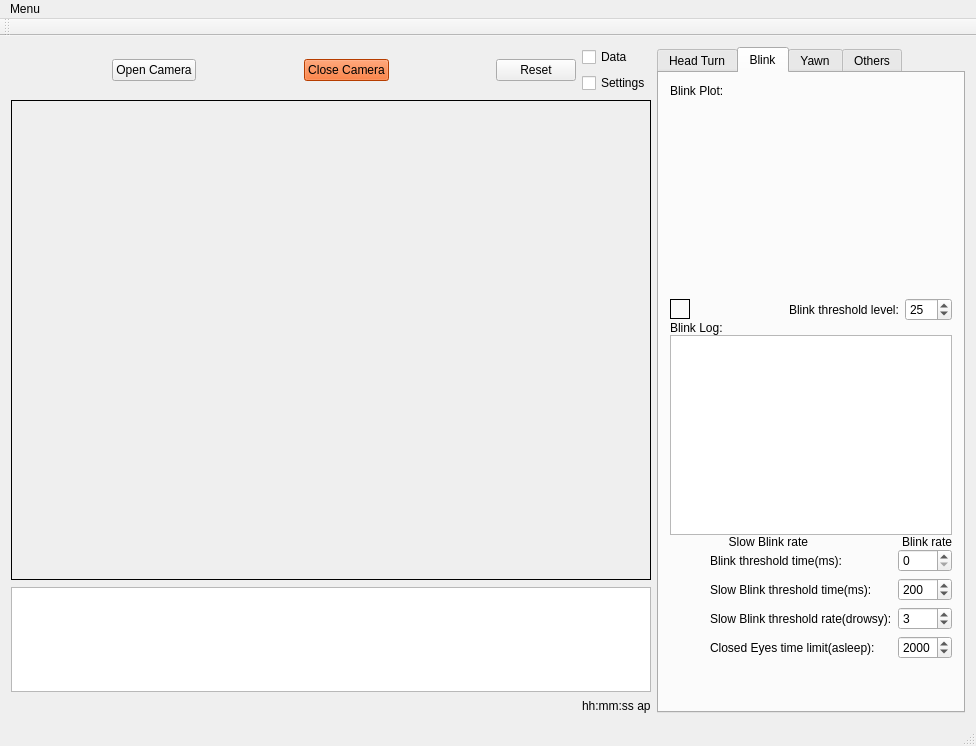
Old version of the form mainwindow.ui in the repository image-amazing/DriverMonitor.
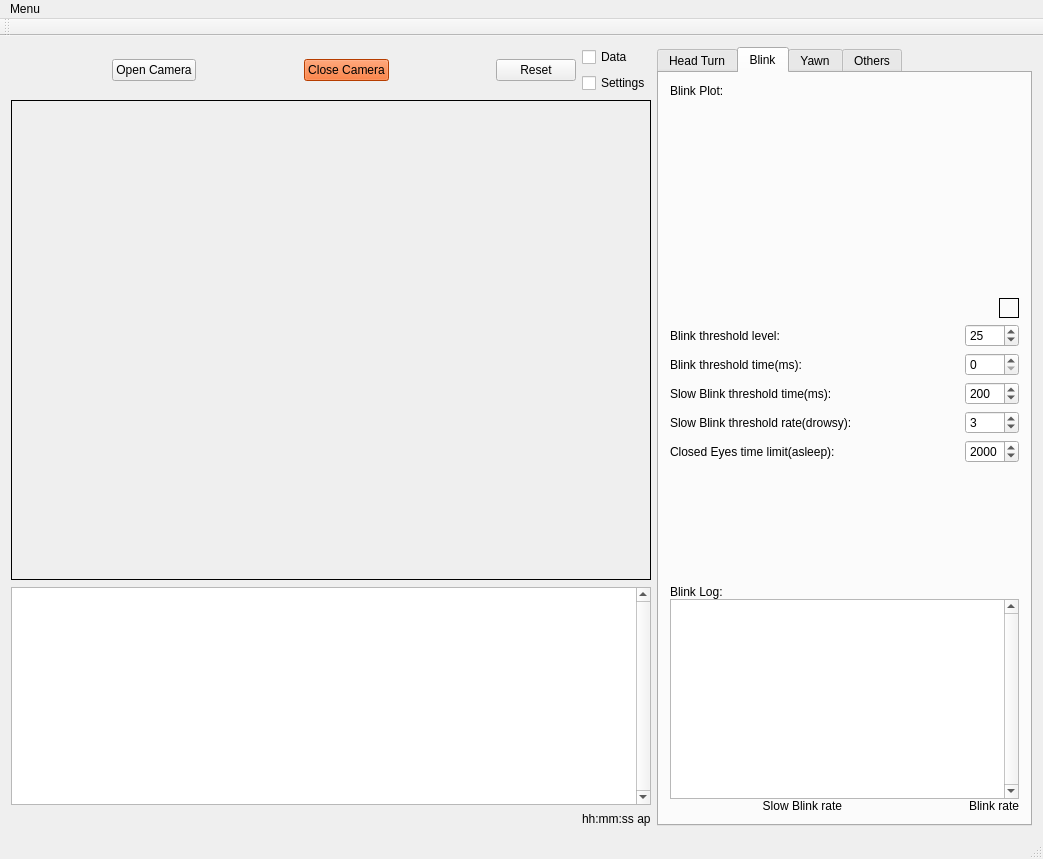
New version of the form. The open tabs and pages were chosen to show the change. Custom widgets are drawn as their Qt base class.

Commit message:
Changed data display from textBrowser to QTableWidget
QTableWidget:
- Main
- HeadTurn
- Blink
- Yawn

Error: first DriverStatus entry is not identified

*removed gui_Display function from driver_monitor class

Patch:
```diff
--- a/mainwindow.ui
+++ b/mainwindow.ui
@@ -6,8 +6,8 @@
    <rect>
     <x>0</x>
     <y>0</y>
-    <width>976</width>
-    <height>746</height>
+    <width>1043</width>
+    <height>859</height>
    </rect>
   </property>
   <property name="windowTitle">
@@ -132,15 +132,24 @@
        </widget>
       </item>
       <item>
-       <widget class="QTextBrowser" name="textBrowser">
-        <property name="enabled">
+       <widget class="QTableWidget" name="Main_tableWidget">
+        <property name="minimumSize">
+         <size>
+          <width>0</width>
+          <height>200</height>
+         </size>
+        </property>
+        <property name="verticalScrollBarPolicy">
+         <enum>Qt::ScrollBarAlwaysOn</enum>
+        </property>
+        <property name="alternatingRowColors">
          <bool>true</bool>
         </property>
-        <property name="sizePolicy">
-         <sizepolicy hsizetype="Expanding" vsizetype="Expanding">
-          <horstretch>0</horstretch>
-          <verstretch>0</verstretch>
-         </sizepolicy>
+        <property name="verticalScrollMode">
+         <enum>QAbstractItemView::ScrollPerPixel</enum>
+        </property>
+        <property name="horizontalScrollMode">
+         <enum>QAbstractItemView::ScrollPerPixel</enum>
         </property>
        </widget>
       </item>
@@ -178,6 +187,12 @@
     </item>
     <item>
      <widget class="QTabWidget" name="tabWidget">
+      <property name="minimumSize">
+       <size>
+        <width>372</width>
+        <height>0</height>
+       </size>
+      </property>
       <property name="currentIndex">
        <number>2</number>
       </property>
@@ -432,7 +447,7 @@
           </item>
           <item>
            <layout class="QGridLayout" name="gridLayout_3">
-            <item row="0" column="0">
+            <item row="0" column="2">
              <widget class="QLabel" name="Blink_trigger_indicator">
               <property name="sizePolicy">
                <sizepolicy hsizetype="Fixed" vsizetype="Fixed">
@@ -446,11 +461,8 @@
                 <height>20</height>
                </size>
               </property>
-              <property name="maximumSize">
-               <size>
-                <width>20</width>
-                <height>20</height>
-               </size>
+              <property name="layoutDirection">
+               <enum>Qt::RightToLeft</enum>
               </property>
               <property name="frameShape">
                <enum>QFrame::Box</enum>
@@ -460,38 +472,115 @@
               </property>
              </widget>
             </item>
-            <item row="0" column="1">
-             <spacer name="horizontalSpacer_15">
-              <property name="orientation">
-               <enum>Qt::Horizontal</enum>
+            <item row="3" column="1">
+             <widget class="QLabel" name="label_10">
+              <property name="text">
+               <string>Slow Blink threshold time(ms):</string>
               </property>
-              <property name="sizeHint" stdset="0">
-               <size>
-                <width>40</width>
-                <height>20</height>
-               </size>
+             </widget>
+            </item>
+            <item row="2" column="1">
+             <widget class="QLabel" name="label_9">
+              <property name="text">
+               <string>Blink threshold time(ms):</string>
               </property>
-             </spacer>
+             </widget>
             </item>
-            <item row="0" column="3">
-             <widget class="QSpinBox" name="Blink_spinBox">
-              <property name="maximum">
-               <number>100</number>
+            <item row="4" column="1">
+             <widget class="QLabel" name="SlowBlink_drowsy_threshold">
+              <property name="text">
+               <string>Slow Blink threshold rate(drowsy):</string>
               </property>
-              <property name="value">
-               <number>25</number>
-              </property>
              </widget>
             </item>
-            <item row="0" column="2">
+            <item row="1" column="1">
              <widget class="QLabel" name="label_18">
               <property name="text">
                <string>Blink threshold level:</string>
               </property>
              </widget>
             </item>
+            <item row="1" column="2">
+             <widget class="QSpinBox" name="Blink_spinBox">
+              <property name="maximum">
+               <number>100</number>
+              </property>
+              <property name="value">
+               <number>25</number>
+              </property>
+             </widget>
+            </item>
+            <item row="5" column="1">
+             <widget class="QLabel" name="label_12">
+              <property name="text">
+               <string>Closed Eyes time limit(asleep):</string>
+              </property>
+             </widget>
+            </item>
+            <item row="2" column="2">
+             <widget class="QSpinBox" name="Blink_ThresholdTime_spinBox">
+              <property name="maximum">
+               <number>5000</number>
+              </property>
+              <property name="singleStep">
+               <number>20</number>
+              </property>
+             </widget>
+            </item>
+            <item row="3" column="2">
+             <widget class="QSpinBox" name="SlowBlink_ThresholdTime_spinBox">
+              <property name="maximum">
+               <number>5000</number>
+              </property>
+              <property name="singleStep">
+               <number>20</number>
+              </property>
+              <property name="value">
+               <number>200</number>
+              </property>
+             </widget>
+            </item>
+            <item row="4" column="2">
+             <widget class="QSpinBox" name="SlowBlink_ThresholdRate_spinBox">
+              <property name="minimum">
+               <number>1</number>
+              </property>
+              <property name="maximum">
+               <number>30</number>
+              </property>
+              <property name="value">
+               <number>3</number>
+              </property>
+             </widget>
+            </item>
+            <item row="5" column="2">
+             <widget class="QSpinBox" name="ClosedEyes_TimeLimit_spinBox">
+              <property name="maximum">
+               <number>9999</number>
+              </property>
+              <property name="singleStep">
+               <number>100</number>
+              </property>
+              <property name="value">
+               <number>2000</number>
+              </property>
+             </widget>
+            </item>
            </layout>
           </item>
+          <item>
+           <spacer name="verticalSpacer_3">
+            <property name="orientation">
+             <enum>Qt::Vertical</enum>
+            </property>
+            <property name="sizeHint" stdset="0">
+             <size>
+              <width>20</width>
+              <height>40</height>
+             </size>
+            </property>
+           </spacer>
+          </item>
           <item>
            <widget class="QLabel" name="Blink_label">
             <property name="text">
@@ -500,19 +589,25 @@
            </widget>
           </item>
           <item>
-           <widget class="QTextBrowser" name="blink_text">
-            <property name="sizePolicy">
-             <sizepolicy hsizetype="Expanding" vsizetype="Minimum">
-              <horstretch>0</horstretch>
-              <verstretch>0</verstretch>
-             </sizepolicy>
-            </property>
+           <widget class="QTableWidget" name="Blink_tableWidget">
             <property name="minimumSize">
              <size>
               <width>0</width>
               <height>200</height>
              </size>
             </property>
+            <property name="verticalScrollBarPolicy">
+             <enum>Qt::ScrollBarAlwaysOn</enum>
+            </property>
+            <property name="alternatingRowColors">
+             <bool>true</bool>
+            </property>
+            <property name="verticalScrollMode">
+             <enum>QAbstractItemView::ScrollPerPixel</enum>
+            </property>
+            <property name="horizontalScrollMode">
+             <enum>QAbstractItemView::ScrollPerPixel</enum>
+            </property>
            </widget>
           </item>
           <item>
@@ -539,113 +634,6 @@
             </item>
            </layout>
           </item>
-          <item>
-           <layout class="QGridLayout" name="gridLayout_4">
-            <item row="2" column="6">
-             <widget class="QSpinBox" name="SlowBlink_ThresholdTime_spinBox">
-              <property name="maximum">
-               <number>5000</number>
-              </property>
-              <property name="singleStep">
-               <number>20</number>
-              </property>
-              <property name="value">
-               <number>200</number>
-              </property>
-             </widget>
-            </item>
-            <item row="0" column="5">
-             <widget class="QLabel" name="label_9">
-              <property name="text">
-               <string>Blink threshold time(ms):</string>
-              </property>
-             </widget>
-            </item>
-            <item row="4" column="6">
-             <widget class="QSpinBox" name="ClosedEyes_TimeLimit_spinBox">
-              <property name="maximum">
-               <number>9999</number>
-              </property>
-              <property name="singleStep">
-               <number>100</number>
-              </property>
-              <property name="value">
-               <number>2000</number>
-              </property>
-             </widget>
-            </item>
-            <item row="4" column="5">
-             <widget class="QLabel" name="label_12">
-              <property name="text">
-               <string>Closed Eyes time limit(asleep):</string>
-              </property>
-             </widget>
-            </item>
-            <item row="0" column="0">
-             <spacer name="horizontalSpacer_5">
-              <property name="orientation">
-               <enum>Qt::Horizontal</enum>
-              </property>
-              <property name="sizeHint" stdset="0">
-               <size>
-                <width>40</width>
-                <height>20</height>
-               </size>
-              </property>
-             </spacer>
-            </item>
-            <item row="2" column="5">
-             <widget class="QLabel" name="label_10">
-              <property name="text">
-               <string>Slow Blink threshold time(ms):</string>
-              </property>
-             </widget>
-            </item>
-            <item row="0" column="6">
-             <widget class="QSpinBox" name="Blink_ThresholdTime_spinBox">
-              <property name="maximum">
-               <number>5000</number>
-              </property>
-              <property name="singleStep">
-               <number>20</number>
-              </property>
-             </widget>
-            </item>
-            <item row="3" column="6">
-             <widget class="QSpinBox" name="SlowBlink_ThresholdRate_spinBox">
-              <property name="minimum">
-               <number>1</number>
-              </property>
-              <property name="maximum">
-               <number>30</number>
-              </property>
-              <property name="value">
-               <number>3</number>
-              </property>
-             </widget>
-            </item>
-            <item row="3" column="5">
-             <widget class="QLabel" name="SlowBlink_drowsy_threshold">
-              <property name="text">
-               <string>Slow Blink threshold rate(drowsy):</string>
-              </property>
-             </widget>
-            </item>
-           </layout>
-          </item>
-          <item>
-           <spacer name="verticalSpacer_6">
-            <property name="orientation">
-             <enum>Qt::Vertical</enum>
-            </property>
-            <property name="sizeHint" stdset="0">
-             <size>
-              <width>20</width>
-              <height>40</height>
-             </size>
-            </property>
-           </spacer>
-          </item>
          </layout>
         </item>
        </layout>
@@ -988,7 +976,7 @@
     <rect>
      <x>0</x>
      <y>0</y>
-     <width>976</width>
+     <width>1043</width>
      <height>26</height>
     </rect>
    </property>
```
Left out of the diff: 443 changed lines with no effect on the pictures. The commit also changes 6 other files.
